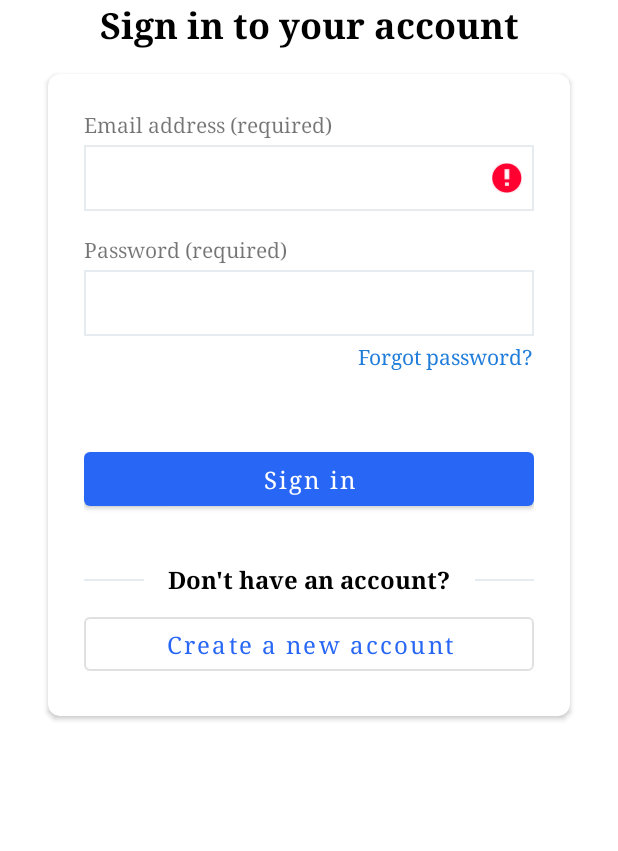
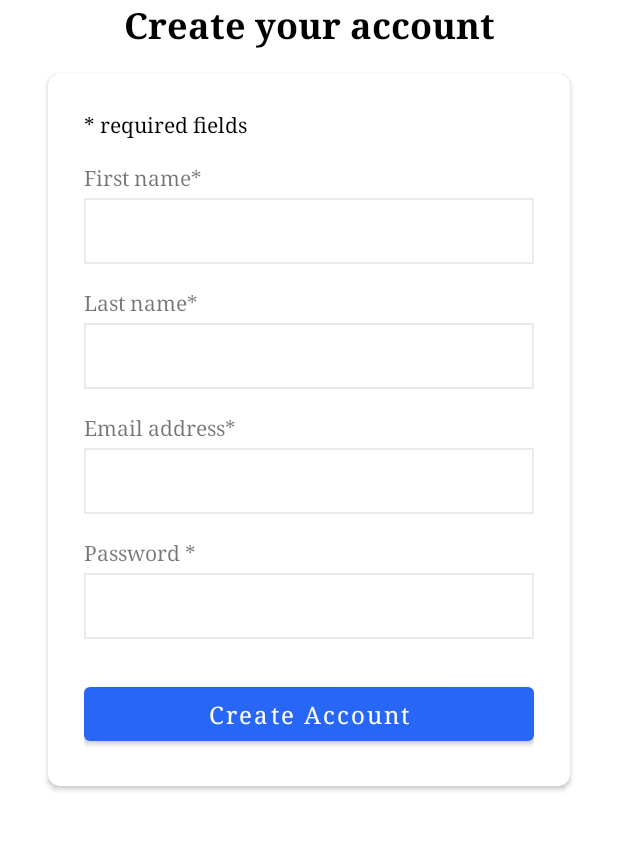
Before and after one commit to sujan-lama/MAD-Assignments, an Android app: the screen it shows after launch (MainActivity before the commit, RegisterActivity after it), after a tap on "Create a new account", on a phone screen of 412 x 824 dp, the part 255-1106 px from its top. Run offline under Robolectric (Android 15) with nearby library versions, the phone set to English and light mode, and no system bars; 2 other taps on this screen came first.

Commit message:
* walmart register page and forgot password

```diff
--- a/app/src/main/AndroidManifest.xml
+++ b/app/src/main/AndroidManifest.xml
@@ -14,6 +14,9 @@
         android:theme="@style/Theme.MDPAssignments"
         tools:targetApi="31">
         <activity
+            android:name=".register.RegisterActivity"
+            android:exported="false" />
+        <activity
             android:name=".shopping.ShoppingCategoryActivity"
             android:exported="false" />
         <activity
--- a/app/src/main/java/com/miu/mdp/MainActivity.kt
+++ b/app/src/main/java/com/miu/mdp/MainActivity.kt
@@ -1,11 +1,20 @@
 package com.miu.mdp
 
+import android.app.Activity
+import android.content.ActivityNotFoundException
+import android.content.Intent
+import android.net.Uri
 import android.os.Bundle
+import android.util.Log
 import android.widget.Toast
+import androidx.activity.result.ActivityResultCallback
+import androidx.activity.result.contract.ActivityResultContracts.StartActivityForResult
 import androidx.appcompat.app.AppCompatActivity
 import com.miu.mdp.model.User
+import com.miu.mdp.register.RegisterActivity
 import com.miu.mdp.shopping.ShoppingCategoryActivity
 import kotlinx.android.synthetic.main.activity_main.*
+
 
 class MainActivity : AppCompatActivity() {
 
@@ -22,17 +31,38 @@ class MainActivity : AppCompatActivity() {
         setContentView(R.layout.activity_main)
 
         forgotPasswordTextView.setOnClickListener {
-            Toast.makeText(this, "Forgot Password Clicked", Toast.LENGTH_SHORT).show()
+            if (emailEditText.text.toString().isEmpty()) {
+                emailEditText.error = "Email is required"
+                Toast.makeText(this, "Email is required", Toast.LENGTH_SHORT).show()
+                return@setOnClickListener
+            }
+            val user = usersList.find { it.username == emailEditText.text.toString() }
+            if (user == null) {
+                Toast.makeText(this, "User not found", Toast.LENGTH_LONG).show()
+                return@setOnClickListener
+            }
+            val intent = Intent(Intent.ACTION_SEND)
+            intent.putExtra(Intent.EXTRA_EMAIL, arrayOf(user.username))
+            intent.putExtra(Intent.EXTRA_SUBJECT, "Password Recovery")
+            intent.putExtra(Intent.EXTRA_TEXT, "Your password is ${user.password}")
+            intent.type = "message/rfc822"
+            try {
+                startActivity(intent)
+            } catch (e: ActivityNotFoundException) {
+                Toast.makeText(this, "No email app found", Toast.LENGTH_LONG).show()
+            }
         }
 
         signInButton.setOnClickListener {
             if (emailEditText.text.toString().isEmpty()) {
                 emailEditText.error = "Email is required"
+                Toast.makeText(this, "Email is required", Toast.LENGTH_SHORT).show()
                 return@setOnClickListener
             }
 
             if (passwordEditText.text.toString().isEmpty()) {
                 passwordEditText.error = "Password is required"
+                Toast.makeText(this, "Password is required", Toast.LENGTH_SHORT).show()
                 return@setOnClickListener
             }
 
@@ -51,8 +81,17 @@ class MainActivity : AppCompatActivity() {
             ).show()
         }
 
+        val resultLauncher = registerForActivityResult(StartActivityForResult()) { result ->
+            if (result.resultCode == Activity.RESULT_OK) {
+                val data = result.data
+                val user = data?.getParcelableExtra<User>("user") as User
+                usersList.add(user)
+                Log.d("MainActivity", "userList: $usersList")
+                Toast.makeText(this, "Account Created Successfully", Toast.LENGTH_SHORT).show()
+            }
+        }
         createAccountButton.setOnClickListener {
-            Toast.makeText(this, "Create Account Clicked", Toast.LENGTH_SHORT).show()
+            resultLauncher.launch(RegisterActivity.newInstance(this))
         }
     }
 }
--- a/app/src/main/java/com/miu/mdp/model/User.kt
+++ b/app/src/main/java/com/miu/mdp/model/User.kt
@@ -1,8 +1,16 @@
 package com.miu.mdp.model
 
-data class User(
+import android.os.Parcelable
+import kotlinx.android.parcel.Parcelize
+
+@Parcelize
+class User(
     val firstName: String,
     val lastName: String,
     val username: String,
     val password: String
-)
+) : Parcelable {
+    override fun toString(): String {
+        return "User(firstName='$firstName', lastName='$lastName', username='$username', password='$password')"
+    }
+}
--- /dev/null
+++ b/app/src/main/java/com/miu/mdp/register/RegisterActivity.kt
@@ -0,0 +1,57 @@
+package com.miu.mdp.register
+
+import android.content.Context
+import android.content.Intent
+import android.os.Bundle
+import androidx.appcompat.app.AppCompatActivity
+import com.miu.mdp.R
+import com.miu.mdp.model.User
+import kotlinx.android.synthetic.main.activity_main.createAccountButton
+import kotlinx.android.synthetic.main.activity_register.*
+
+class RegisterActivity : AppCompatActivity() {
+
+    companion object {
+        fun newInstance(context: Context): Intent {
+            return Intent(context, RegisterActivity::class.java)
+        }
+    }
+
+    override fun onCreate(savedInstanceState: Bundle?) {
+        super.onCreate(savedInstanceState)
+        setContentView(R.layout.activity_register)
+        createAccountButton.setOnClickListener {
+            val firstName = firstNameEditText.text.toString()
+            val lastName = lastNameEditText.text.toString()
+            val email = emailEditText.text.toString()
+            val password = passwordEditText.text.toString()
+
+            if (firstName.isEmpty()) {
+                firstNameEditText.error = "First Name is required"
+                return@setOnClickListener
+            }
+            if (lastName.isEmpty()) {
+                lastNameEditText.error = "Last Name is required"
+                return@setOnClickListener
+            }
+            if (email.isEmpty()) {
+                emailEditText.error = "Email is required"
+                return@setOnClickListener
+            }
+            if (password.isEmpty()) {
+                passwordEditText.error = "Password is required"
+                return@setOnClickListener
+            }
+            val user = User(firstName, lastName, email, password)
+            val data = Intent()
+            data.putExtra("user", user)
+            setResult(RESULT_OK, data)
+            finish()
+        }
+    }
+
+    override fun onBackPressed() {
+        setResult(RESULT_CANCELED)
+        super.onBackPressed()
+    }
+}
--- a/app/src/main/res/layout/activity_main.xml
+++ b/app/src/main/res/layout/activity_main.xml
@@ -1,7 +1,12 @@
 <?xml version="1.0" encoding="utf-8"?>
-<androidx.constraintlayout.widget.ConstraintLayout xmlns:android="http://schemas.android.com/apk/res/android"
+<ScrollView xmlns:android="http://schemas.android.com/apk/res/android"
     xmlns:app="http://schemas.android.com/apk/res-auto"
     xmlns:tools="http://schemas.android.com/tools"
+    android:layout_width="match_parent"
+    android:layout_height="match_parent"
+    android:fillViewport="true">
+
+    <androidx.constraintlayout.widget.ConstraintLayout
         android:layout_width="match_parent"
         android:layout_height="match_parent"
         android:padding="16dp"
@@ -187,3 +192,4 @@
 
 
     </androidx.constraintlayout.widget.ConstraintLayout>
+</ScrollView>
--- /dev/null
+++ b/app/src/main/res/layout/activity_register.xml
@@ -0,0 +1,197 @@
+<?xml version="1.0" encoding="utf-8"?>
+<ScrollView xmlns:android="http://schemas.android.com/apk/res/android"
+    xmlns:app="http://schemas.android.com/apk/res-auto"
+    xmlns:tools="http://schemas.android.com/tools"
+    android:layout_width="match_parent"
+    android:layout_height="wrap_content"
+    android:fillViewport="true">
+
+    <androidx.constraintlayout.widget.ConstraintLayout
+        android:layout_width="match_parent"
+        android:layout_height="match_parent"
+        android:padding="16dp"
+        tools:context=".register.RegisterActivity">
+
+        <ImageView
+            android:id="@+id/logo"
+            android:layout_width="wrap_content"
+            android:layout_height="154dp"
+            android:src="@drawable/walmart_logo"
+            app:layout_constraintEnd_toEndOf="parent"
+            app:layout_constraintStart_toStartOf="parent"
+            app:layout_constraintTop_toTopOf="parent" />
+
+        <TextView
+            android:id="@+id/title_create_account"
+            android:layout_width="wrap_content"
+            android:layout_height="wrap_content"
+            android:text="Create your account"
+            android:textColor="@color/black"
+            android:textSize="24sp"
+            android:textStyle="bold"
+            android:typeface="serif"
+            app:layout_constraintEnd_toEndOf="parent"
+            app:layout_constraintStart_toStartOf="parent"
+            app:layout_constraintTop_toBottomOf="@id/logo" />
+
+        <androidx.cardview.widget.CardView
+            android:id="@+id/cardView"
+            android:layout_width="0dp"
+            android:layout_height="wrap_content"
+            android:layout_margin="16dp"
+            android:background="@color/white"
+            android:elevation="16dp"
+            app:cardCornerRadius="8dp"
+            app:layout_constraintBottom_toBottomOf="parent"
+            app:layout_constraintEnd_toEndOf="parent"
+            app:layout_constraintStart_toStartOf="parent"
+            app:layout_constraintTop_toBottomOf="@id/title_create_account"
+            app:layout_constraintVertical_bias="0">
+
+            <androidx.constraintlayout.widget.ConstraintLayout
+                android:layout_width="match_parent"
+                android:layout_height="match_parent"
+                android:padding="24dp">
+
+                <TextView
+                    android:id="@+id/title_required"
+                    android:layout_width="wrap_content"
+                    android:layout_height="wrap_content"
+                    android:text="* required fields"
+                    android:textColor="@color/black"
+                    android:textSize="14sp"
+                    app:layout_constraintStart_toStartOf="parent"
+                    app:layout_constraintTop_toTopOf="parent" />
+
+                <TextView
+                    android:id="@+id/firstNameTextView"
+                    android:layout_width="wrap_content"
+                    android:layout_height="wrap_content"
+                    android:layout_marginTop="16dp"
+                    android:text="First name*"
+                    android:textSize="14sp"
+                    app:layout_constraintEnd_toEndOf="parent"
+                    app:layout_constraintHorizontal_bias="0"
+                    app:layout_constraintStart_toStartOf="parent"
+                    app:layout_constraintTop_toBottomOf="@+id/title_required" />
+
+                <EditText
+                    android:id="@+id/firstNameEditText"
+                    android:layout_width="0dp"
+                    android:layout_height="wrap_content"
+                    android:layout_marginTop="4dp"
+                    android:autofillHints="emailAddress"
+                    android:background="@drawable/edittext_background"
+                    android:inputType="textPersonName"
+                    android:labelFor="@+id/firstNameTextView"
+                    android:minHeight="44dp"
+                    android:padding="8dp"
+                    android:textSize="16sp"
+                    app:layout_constraintEnd_toEndOf="parent"
+                    app:layout_constraintStart_toStartOf="parent"
+                    app:layout_constraintTop_toBottomOf="@+id/firstNameTextView" />
+
+                <TextView
+                    android:id="@+id/lastNameTextView"
+                    android:layout_width="wrap_content"
+                    android:layout_height="wrap_content"
+                    android:layout_marginTop="16dp"
+                    android:text="Last name*"
+                    android:textSize="14sp"
+                    app:layout_constraintEnd_toEndOf="parent"
+                    app:layout_constraintHorizontal_bias="0"
+                    app:layout_constraintStart_toStartOf="parent"
+                    app:layout_constraintTop_toBottomOf="@+id/firstNameEditText" />
+
+                <EditText
+                    android:id="@+id/lastNameEditText"
+                    android:layout_width="0dp"
+                    android:layout_height="wrap_content"
+                    android:layout_marginTop="4dp"
+                    android:autofillHints="password"
+                    android:background="@drawable/edittext_background"
+                    android:inputType="textPersonName"
+                    android:labelFor="@+id/lastNameTextView"
+                    android:minHeight="44dp"
+                    android:padding="8dp"
+                    android:textSize="16sp"
+                    app:layout_constraintEnd_toEndOf="parent"
+                    app:layout_constraintStart_toStartOf="parent"
+                    app:layout_constraintTop_toBottomOf="@+id/lastNameTextView" />
+
+                <TextView
+                    android:id="@+id/emailTextView"
+                    android:layout_width="wrap_content"
+                    android:layout_height="wrap_content"
+                    android:layout_marginTop="16dp"
+                    android:text="Email address*"
+                    android:textSize="14sp"
+                    app:layout_constraintEnd_toEndOf="parent"
+                    app:layout_constraintHorizontal_bias="0"
+                    app:layout_constraintStart_toStartOf="parent"
+                    app:layout_constraintTop_toBottomOf="@+id/lastNameEditText" />
+
+                <EditText
+                    android:id="@+id/emailEditText"
+                    android:layout_width="0dp"
+                    android:layout_height="wrap_content"
+                    android:layout_marginTop="4dp"
+                    android:autofillHints="emailAddress"
+                    android:background="@drawable/edittext_background"
+                    android:inputType="textEmailAddress"
+                    android:labelFor="@+id/emailTextView"
+                    android:minHeight="44dp"
+                    android:padding="8dp"
+                    android:textSize="16sp"
+                    app:layout_constraintEnd_toEndOf="parent"
+                    app:layout_constraintStart_toStartOf="parent"
+                    app:layout_constraintTop_toBottomOf="@+id/emailTextView" />
+
+                <TextView
+                    android:id="@+id/passwordTextView"
+                    android:layout_width="wrap_content"
+                    android:layout_height="wrap_content"
+                    android:layout_marginTop="16dp"
+                    android:text="Password *"
+                    android:textSize="14sp"
+                    app:layout_constraintEnd_toEndOf="parent"
+                    app:layout_constraintHorizontal_bias="0"
+                    app:layout_constraintStart_toStartOf="parent"
+                    app:layout_constraintTop_toBottomOf="@+id/emailEditText" />
+
+                <EditText
+                    android:id="@+id/passwordEditText"
+                    android:layout_width="0dp"
+                    android:layout_height="wrap_content"
+                    android:layout_marginTop="4dp"
+                    android:autofillHints="password"
+                    android:background="@drawable/edittext_background"
+                    android:inputType="textPassword"
+                    android:labelFor="@+id/passwordTextView"
+                    android:minHeight="44dp"
+                    android:padding="8dp"
+                    android:textSize="16sp"
+                    app:layout_constraintEnd_toEndOf="parent"
+                    app:layout_constraintStart_toStartOf="parent"
+                    app:layout_constraintTop_toBottomOf="@+id/passwordTextView" />
+
+
+                <Button
+                    android:id="@+id/createAccountButton"
+                    android:layout_width="0dp"
+                    android:layout_height="wrap_content"
+                    android:layout_marginTop="26dp"
+                    android:text="Create Account"
+                    android:textAllCaps="false"
+                    android:textSize="16sp"
+                    app:layout_constraintEnd_toEndOf="parent"
+                    app:layout_constraintStart_toStartOf="parent"
+                    app:layout_constraintTop_toBottomOf="@+id/passwordEditText" />
+
+            </androidx.constraintlayout.widget.ConstraintLayout>
+
+        </androidx.cardview.widget.CardView>
+
+
+    </androidx.constraintlayout.widget.ConstraintLayout>
+</ScrollView>
```
Also changed, not shown: 12 other files. Lines whose indentation alone changed are shown as unchanged.
